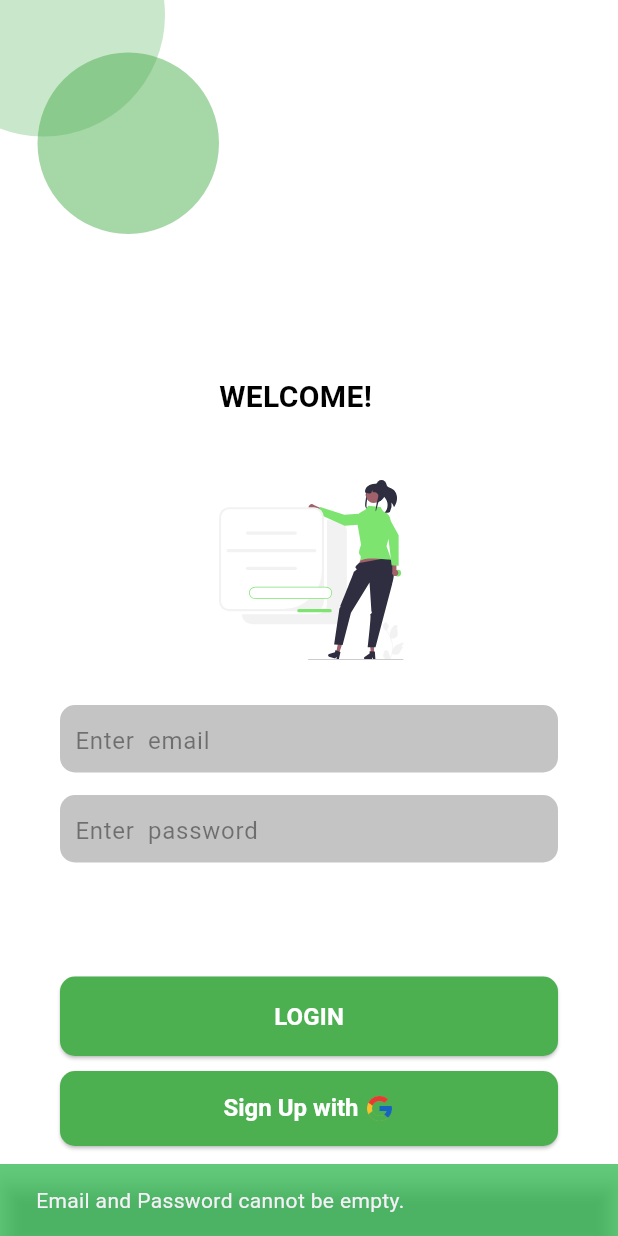
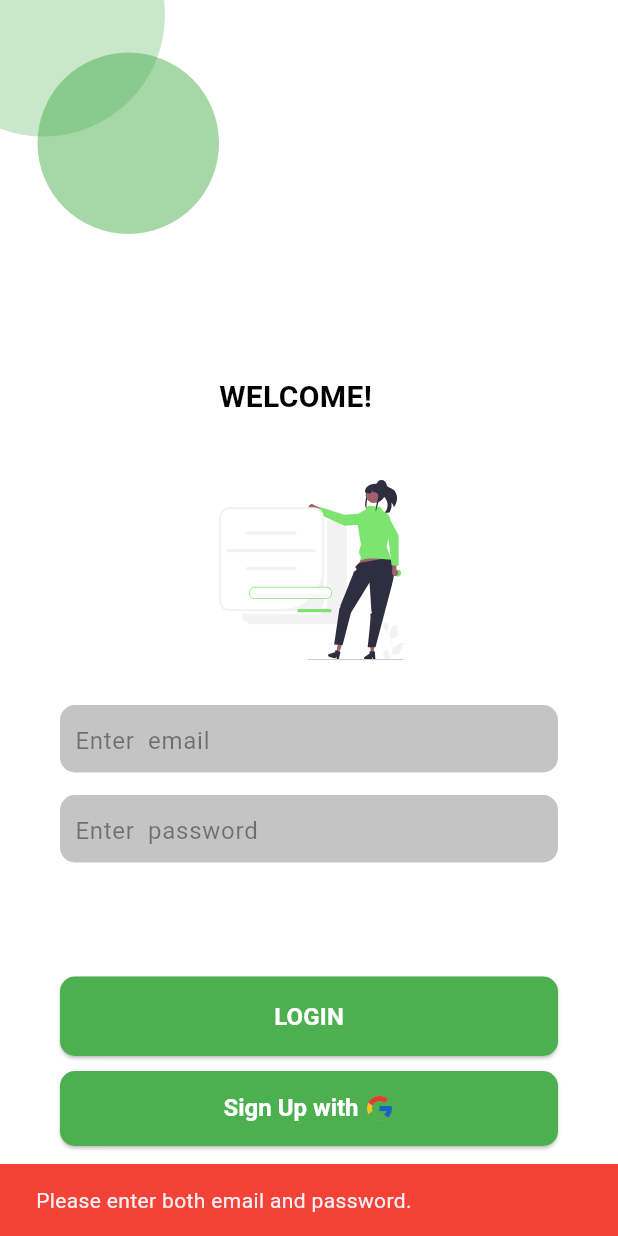
Before and after one commit to Medhani-Premathilaka/smart_learning, a Flutter app: the screen it shows after launch, after a tap on "LOGIN", on a phone screen of 412 x 824 dp. Run offline on Flutter 3.47's test engine with Material 3 defaults, Android fonts, the phone set to English and light mode, and no system bars; our stand-ins replace cloud_firestore, firebase_auth, firebase_core, flutter_svg; missing offline and left inert: firebase_app_check; accounts and stored records are empty.

Commit message:
updated signIn

```diff
--- a/slearning/lib/screens/login.dart
+++ b/slearning/lib/screens/login.dart
@@ -23,6 +23,57 @@ class _LoginState extends State<Login> {
     _emailController.dispose();
     _passwordController.dispose();
     super.dispose();
+  }
+
+  Future<void> _signIn() async {
+    setState(() {
+      _isLoading = true;
+    });
+
+    String email = _emailController.text.trim();
+    String password = _passwordController.text.trim();
+
+    if (email.isEmpty || password.isEmpty) {
+      ScaffoldMessenger.of(context).showSnackBar(
+        SnackBar(
+          content: Text("Please enter both email and password."),
+          backgroundColor: Colors.red,
+        ),
+      );
+      setState(() {
+        _isLoading = false;
+      });
+      return;
+    }
+
+    try {
+      User? user = await _auth.signInWithEmailAndPassword(email, password);
+      if (user != null) {
+        // Navigate to Home if sign-in is successful and email is verified
+        Navigator.pushReplacement(
+          context,
+          MaterialPageRoute(builder: (context) => HomePage()),
+        );
+      } else {
+        ScaffoldMessenger.of(context).showSnackBar(
+          SnackBar(
+            content: Text("Sign-in failed. Please try again."),
+            backgroundColor: Colors.red,
+          ),
+        );
+      }
+    } catch (e) {
+      ScaffoldMessenger.of(context).showSnackBar(
+        SnackBar(
+          content: Text("Error: ${e.toString()}"),
+          backgroundColor: Colors.red,
+        ),
+      );
+    } finally {
+      setState(() {
+        _isLoading = false;
+      });
+    }
   }
 
   @override
@@ -154,7 +205,7 @@ class _LoginState extends State<Login> {
             left: 40,
             right: 40,
             child: ElevatedButton(
-              onPressed: _signin,
+              onPressed: _signIn,
               style: ElevatedButton.styleFrom(
                 backgroundColor: Colors.green,
                 shape: RoundedRectangleBorder(
@@ -222,46 +273,46 @@ class _LoginState extends State<Login> {
   }
 
   // Login Method
-  void _signin() async {
-    String email = _emailController.text.trim();
-    String password = _passwordController.text.trim();
+  // void _signin() async {
+  //   String email = _emailController.text.trim();
+  //   String password = _passwordController.text.trim();
 
-    if (email.isEmpty || password.isEmpty) {
-      ScaffoldMessenger.of(context).showSnackBar(
-        const SnackBar(
-          content: Text("Email and Password cannot be empty."),
-          backgroundColor: Color.fromARGB(159, 10, 174, 49),
-        ),
-      );
-      return;
-    }
+  //   if (email.isEmpty || password.isEmpty) {
+  //     ScaffoldMessenger.of(context).showSnackBar(
+  //       const SnackBar(
+  //         content: Text("Email and Password cannot be empty."),
+  //         backgroundColor: Color.fromARGB(159, 10, 174, 49),
+  //       ),
+  //     );
+  //     return;
+  //   }
 
-    //setState(() => _isLoading = false);
+  //   //setState(() => _isLoading = false);
 
-    try {
-      User? user = await _auth.signInWithEmailAndPassword(email, password);
+  //   try {
+  //     User? user = await _auth.signInWithEmailAndPassword(email, password);
 
-      if (user != null) {
-        ScaffoldMessenger.of(context).showSnackBar(
-          const SnackBar(
-            content: Text("Successfully Logged in! Welcome!"),
-            backgroundColor: Color.fromRGBO(00, 00, 00, 0.8),
-          ),
-        );
+  //     if (user != null) {
+  //       ScaffoldMessenger.of(context).showSnackBar(
+  //         const SnackBar(
+  //           content: Text("Successfully Logged in! Welcome!"),
+  //           backgroundColor: Color.fromRGBO(00, 00, 00, 0.8),
+  //         ),
+  //       );
 
-        // Navigate to Home Page
-        Navigator.pushReplacement(
-            context, MaterialPageRoute(builder: (context) => HomePage()));
-      }
-    } catch (e) {
-      ScaffoldMessenger.of(context).showSnackBar(
-        SnackBar(
-          content: Text("Error: ${e.toString()}"),
-          backgroundColor: const Color.fromARGB(159, 10, 174, 49),
-        ),
-      );
-    } finally {
-      //setState(() => _isLoading = false);
-    }
-  }
+  //       // Navigate to Home Page
+  //       Navigator.pushReplacement(
+  //           context, MaterialPageRoute(builder: (context) => HomePage()));
+  //     }
+  //   } catch (e) {
+  //     ScaffoldMessenger.of(context).showSnackBar(
+  //       SnackBar(
+  //         content: Text("Error: ${e.toString()}"),
+  //         backgroundColor: const Color.fromARGB(159, 10, 174, 49),
+  //       ),
+  //     );
+  //   } finally {
+  //     //setState(() => _isLoading = false);
+  //   }
+  // }
 }
--- a/slearning/lib/services/firebaseAuthServices.dart
+++ b/slearning/lib/services/firebaseAuthServices.dart
@@ -59,10 +59,8 @@ class FirebaseAuthServices {
     String email, String password) async {
   try {
     // Sign in user with email and password
-      UserCredential credential = await _auth.signInWithEmailAndPassword(
-        email: email,
-        password: password,
-      );
+    UserCredential credential = await FirebaseAuth.instance
+        .signInWithEmailAndPassword(email: email, password: password);
 
     // Reload user to ensure emailVerified status is up-to-date
     await credential.user?.reload(); // Refresh user data
@@ -85,6 +83,7 @@ class FirebaseAuthServices {
     throw Exception("An unexpected error occurred during sign-in.");
   }
 }
+
 
   // Sign out
   // Future<void> signOut() async {
```
Lines whose indentation alone changed are shown as unchanged.
